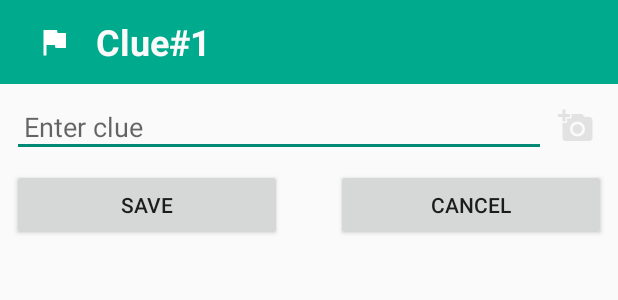
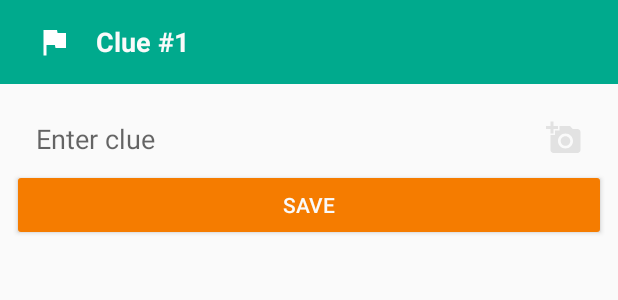
Before and after one commit to arjunsk/Techathlon, an Android app: the layout bottom_sheet_plot_map.xml on its own in the app's theme, with its tools: preview values and no code run, on a phone screen of 412 x 824 dp. Shown: the top 300 px of the screen. Run offline under Robolectric (Android 15) with nearby library versions, the light colour scheme and no system bars.

Commit message:
Add Fab to BottomSheet

```diff
--- a/app/src/main/res/layout/bottom_sheet_plot_map.xml
+++ b/app/src/main/res/layout/bottom_sheet_plot_map.xml
@@ -3,9 +3,10 @@
     xmlns:android="http://schemas.android.com/apk/res/android"
     xmlns:app="http://schemas.android.com/apk/res-auto"
     android:layout_width="match_parent"
-    android:layout_height="match_parent"
+    android:layout_height="wrap_content"
     android:orientation="vertical"
     app:layout_behavior="@string/bottom_sheet_behavior"
+    app:behavior_peekHeight="?android:attr/actionBarSize"
     android:id="@+id/bottom_sheet_plot_map">
 
     <android.support.v7.widget.Toolbar
@@ -34,7 +35,7 @@
                 android:layout_toEndOf="@+id/flag"
                 android:layout_marginStart="@dimen/padding_normal"
                 android:text="@string/clue_header"
-                android:textSize="@dimen/text_large"
+                android:textSize="@dimen/text_normal"
                 android:textStyle="bold"
                 android:textColor="@color/textPrimary"/>
 
--- a/app/src/main/res/layout/bottom_sheet_plot_map_content.xml
+++ b/app/src/main/res/layout/bottom_sheet_plot_map_content.xml
@@ -3,7 +3,8 @@
     xmlns:android="http://schemas.android.com/apk/res/android"
     xmlns:app="http://schemas.android.com/apk/res-auto"
     android:layout_width="match_parent"
-    android:layout_height="match_parent">
+    android:layout_height="wrap_content"
+    android:layout_margin="@dimen/padding_normal">
 
     <EditText
         android:id="@+id/bottom_sheet_add_clue_edit_text"
@@ -12,9 +13,10 @@
         android:layout_marginEnd="48dp"
         android:layout_marginStart="8dp"
         android:layout_marginTop="8dp"
+        android:background="@android:color/transparent"
         android:hint="@string/enter_clue"
+        android:padding="@dimen/padding_normal"
         android:textSize="@dimen/text_normal"
-        android:padding="@dimen/padding_normal"
         app:layout_constraintEnd_toStartOf="@+id/bottom_sheet_add_image_button"
         app:layout_constraintStart_toStartOf="parent"
         app:layout_constraintTop_toTopOf="parent"/>
@@ -26,34 +28,21 @@
         android:layout_marginEnd="8dp"
         android:layout_marginTop="8dp"
         android:background="?android:selectableItemBackgroundBorderless"
+        android:padding="@dimen/padding_normal"
         android:tint="@color/textSecondary"
-        android:padding="@dimen/padding_normal"
         app:layout_constraintEnd_toEndOf="parent"
         app:layout_constraintTop_toTopOf="parent"
         app:srcCompat="@drawable/ic_add_a_photo_24dp"/>
 
     <Button
         android:id="@+id/bottom_sheet_save_button"
-        android:layout_width="180dp"
+        android:layout_width="match_parent"
         android:layout_height="wrap_content"
-        android:layout_marginStart="8dp"
-        android:layout_marginTop="8dp"
+        android:backgroundTint="@color/fab"
+        android:textColor="@color/textPrimary"
         android:text="@string/save_button"
+        app:layout_constraintEnd_toEndOf="parent"
         app:layout_constraintStart_toStartOf="parent"
         app:layout_constraintTop_toBottomOf="@+id/bottom_sheet_add_clue_edit_text"/>
 
-    <Button
-        android:id="@+id/bottom_sheet_cancel_button"
-        android:layout_width="180dp"
-        android:layout_height="wrap_content"
-        android:layout_marginEnd="8dp"
-        android:text="@string/cancel_button"
-        app:layout_constraintBottom_toBottomOf="@+id/bottom_sheet_save_button"
-        app:layout_constraintEnd_toEndOf="parent"
-        app:layout_constraintHorizontal_bias="1.0"
-        app:layout_constraintStart_toEndOf="@+id/bottom_sheet_save_button"
-        app:layout_constraintTop_toTopOf="@+id/bottom_sheet_save_button"
-        app:layout_constraintVertical_bias="0.0"/>
-
-
 </android.support.constraint.ConstraintLayout>
--- a/app/src/main/res/values/strings.xml
+++ b/app/src/main/res/values/strings.xml
@@ -1,6 +1,6 @@
 <resources>
     <string name="app_name">Techathlon</string>
-    <string name="clue_header">Clue#1</string>
+    <string name="clue_header">Clue #1</string>
     <string name="enter_clue">Enter clue</string>
     <string name="save_button">Save</string>
     <string name="cancel_button">Cancel</string>
--- a/app/src/main/res/values/styles.xml
+++ b/app/src/main/res/values/styles.xml
@@ -1,11 +1,9 @@
 <resources>
 
-    <!-- Base application theme. -->
     <style name="AppTheme" parent="Theme.AppCompat.Light.DarkActionBar">
-        <!-- Customize your theme here. -->
         <item name="colorPrimary">@color/colorPrimary</item>
-        <item name="colorPrimaryDark">@color/colorPrimaryDark</item>
         <item name="colorAccent">@color/colorAccent</item>
+        <item name="android:navigationBarColor">@color/colorPrimary</item>
     </style>
 
 </resources>
```
Also changed, not shown: app/src/main/AndroidManifest.xml (+8 -1 lines), app/src/main/java/com/semaphores/techathlon/PlotMapActivity.java (+19 -0 lines).
